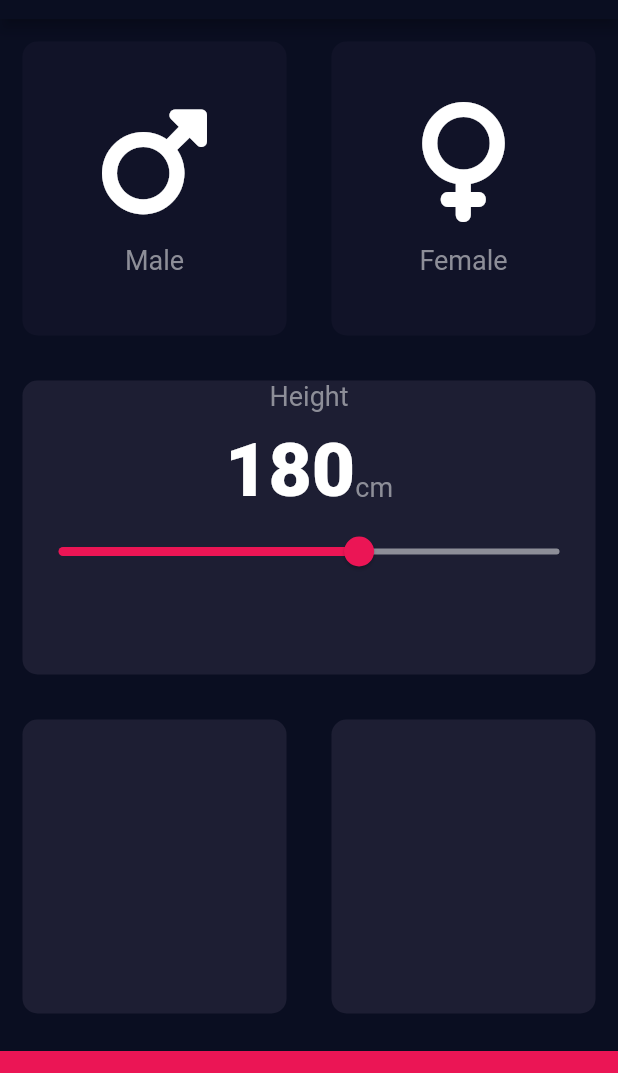
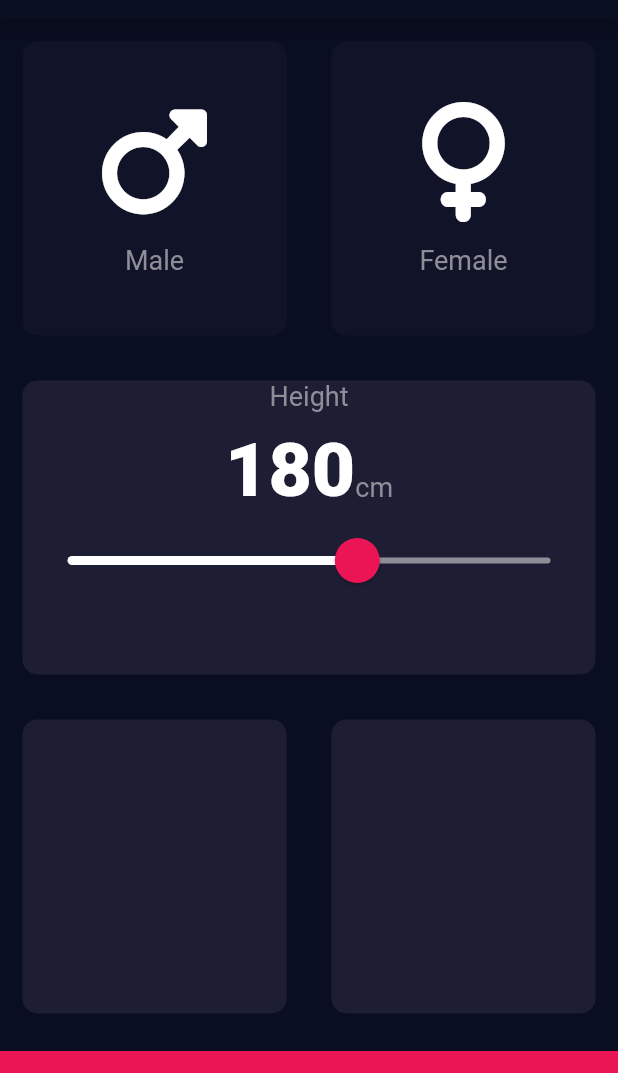
Before and after one commit to TheOldMan03/BMI-Calculator, a Flutter app: the screen it shows after launch, on a phone screen of 412 x 824 dp, the part 65-1138 px from its top. Run offline on Flutter 3.47's test engine with Material 2 defaults, Android fonts, the phone set to English and light mode, and no system bars; our stand-ins replace font_awesome_flutter.

Commit message:
Put more customization with Slider

```diff
--- a/lib/input.dart
+++ b/lib/input.dart
@@ -138,17 +138,27 @@ class _InputPageState extends State<InputPage> {
                             const Text('cm',style: TextStyle(fontSize: 18.0,color: Color(0xFF8D8E98)))
                         ],),
 
-                        Slider(
+                        SliderTheme(
+                          data: const SliderThemeData(
+                            thumbColor: Color(0xFFEB1555),
+                            activeTrackColor: Colors.white,
+                            inactiveTrackColor: Color(0xFF8D8E98),
+                            thumbShape: RoundSliderThumbShape(enabledThumbRadius: 15.0),
+                            overlayShape: RoundSliderOverlayShape(overlayRadius: 30.0),
+                            overlayColor: Color(0x29EB1555)
+                          ),
+
+                          child: Slider(
                           value: height.toDouble(),
                           min:120.0,
                           max: 220.0,
-                        activeColor:const  Color(0xFFEB1555),
-                        inactiveColor: const Color(0xFF8D8E98),
+
                           onChanged: (double newVal){
                             setState(() {
                               height=newVal.round();
                             });
                           }
+                          ),
                         )
                       ],
                     )
```
Lines whose indentation alone changed are shown as unchanged.
